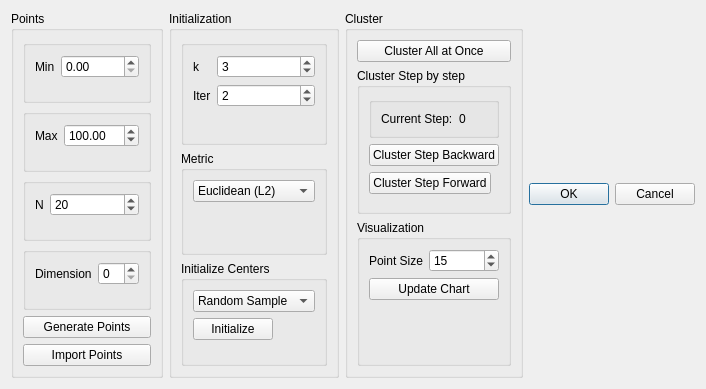
denizkavzak/Interactive-KMeans-QT, file KMeansDialog.ui: the form before one commit.
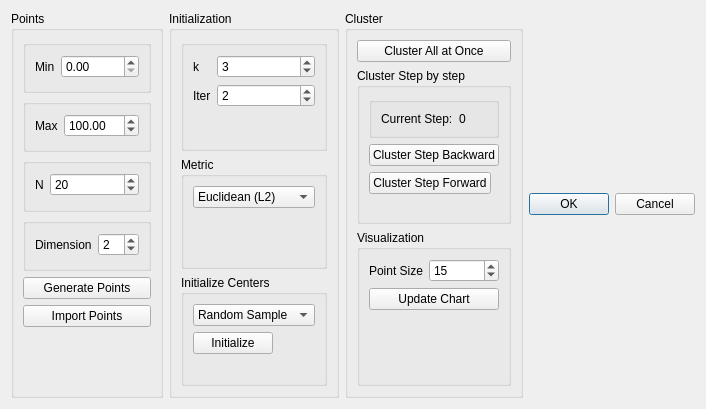
The form after the commit.

Commit message:
Importing points from a txt file functionality is implemented
A button to import points from a txt file is added to the
kmeans dialog. Also, one label is used at the bottom of the
two buttons allowing user to generate or import points, to
inform user whether the points were generated/imported.
Imported points are set in the kmeans object inside
mainwindow. Currently only tested with 2D points.

```diff
--- a/KMeansDialog.ui
+++ b/KMeansDialog.ui
@@ -7,7 +7,7 @@
     <x>0</x>
     <y>0</y>
     <width>674</width>
-    <height>389</height>
+    <height>409</height>
    </rect>
   </property>
   <property name="windowTitle">
@@ -114,7 +114,11 @@
           </widget>
          </item>
          <item row="0" column="1">
-          <widget class="QSpinBox" name="dimensionSpinBox"/>
+          <widget class="QSpinBox" name="dimensionSpinBox">
+           <property name="value">
+            <number>2</number>
+           </property>
+          </widget>
          </item>
         </layout>
        </widget>
@@ -133,6 +137,13 @@
         </property>
        </widget>
       </item>
+      <item>
+       <widget class="QLabel" name="pointsInfoLabel">
+        <property name="text">
+         <string/>
+        </property>
+       </widget>
+      </item>
      </layout>
     </widget>
    </item>
```
The commit also changes 4 other files.
